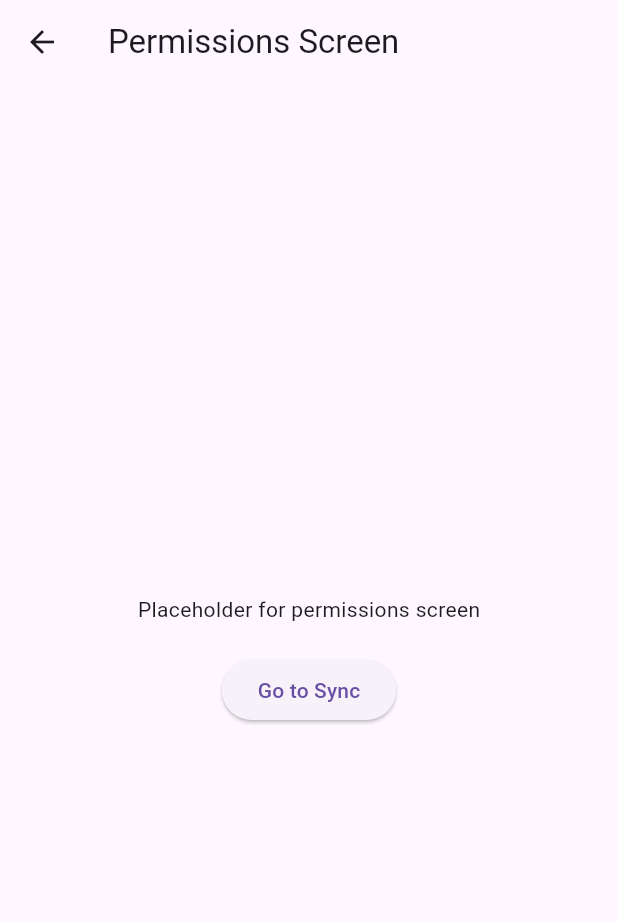
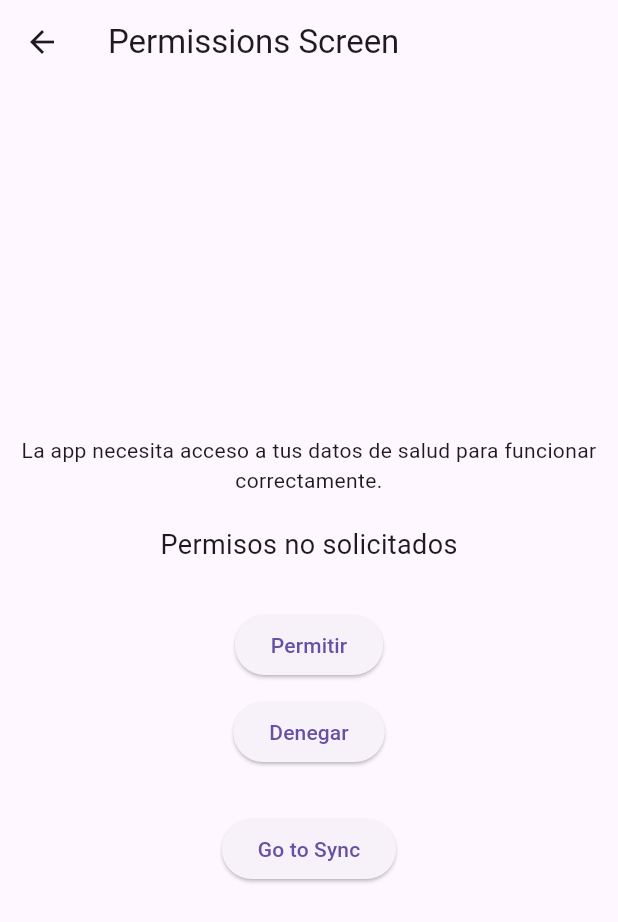
Before and after one commit to JesusDeventic/FitcronIntegrations, a Flutter app: the PermissionsScreen screen opened by its route, on a phone screen of 412 x 824 dp. Shown: the top 922 px of the screen. Run offline on Flutter 3.47's test engine with Material 3 defaults, Android fonts, the light colour scheme and no system bars.

Commit message:
feat(Fase 4): add permission_service.dart, update permissions_screen.dart, and simulate permission flow without real API integration

```diff
--- a/lib/screens/permissions_screen.dart
+++ b/lib/screens/permissions_screen.dart
@@ -1,16 +1,43 @@
 // permissions_screen.dart
 // ======================
 //
-// Pantalla de permisos
-// Placeholder inicial para Fase 2
+// Pantalla de gestión de permisos
 //
-// ⚠️ Nota: Por ahora solo sirve para navegación
-// Se añadirá UI real y lógica de permisos en futuras fases
+// OBJETIVO (Fase 4):
+// Permitir al usuario aceptar o rechazar permisos de forma simulada
 
 import 'package:flutter/material.dart';
+import '../services/permission_service.dart';
 
-class PermissionsScreen extends StatelessWidget {
+class PermissionsScreen extends StatefulWidget {
   const PermissionsScreen({super.key});
+
+  @override
+  State<PermissionsScreen> createState() => _PermissionsScreenState();
+}
+
+class _PermissionsScreenState extends State<PermissionsScreen> {
+  // Estado local para refrescar la UI
+  PermissionStatus status = PermissionService.getStatus();
+
+  /// Método para actualizar la UI cuando cambia el permiso
+  void updateStatus() {
+    setState(() {
+      status = PermissionService.getStatus();
+    });
+  }
+
+  /// Texto dinámico según estado
+  String getStatusText() {
+    switch (status) {
+      case PermissionStatus.granted:
+        return "Permisos concedidos";
+      case PermissionStatus.denied:
+        return "Permisos denegados";
+      default:
+        return "Permisos no solicitados";
+    }
+  }
 
   @override
   Widget build(BuildContext context) {
@@ -20,11 +47,44 @@ class PermissionsScreen extends StatelessWidget {
         child: Column(
           mainAxisAlignment: MainAxisAlignment.center,
           children: [
-            const Text('Placeholder for permissions screen'),
+            /// Explicación al usuario
+            const Text(
+              "La app necesita acceso a tus datos de salud para funcionar correctamente.",
+              textAlign: TextAlign.center,
+            ),
+
             const SizedBox(height: 20),
+
+            /// Estado actual
+            Text(getStatusText(), style: const TextStyle(fontSize: 18)),
+
+            const SizedBox(height: 30),
+
+            /// Botón aceptar
             ElevatedButton(
               onPressed: () {
-                // Navegar a la pantalla de sincronización
+                PermissionService.grantPermission();
+                updateStatus();
+              },
+              child: const Text('Permitir'),
+            ),
+
+            const SizedBox(height: 10),
+
+            /// Botón denegar
+            ElevatedButton(
+              onPressed: () {
+                PermissionService.denyPermission();
+                updateStatus();
+              },
+              child: const Text('Denegar'),
+            ),
+
+            const SizedBox(height: 30),
+
+            /// Navegación
+            ElevatedButton(
+              onPressed: () {
                 Navigator.pushNamed(context, '/sync');
               },
               child: const Text('Go to Sync'),
--- a/lib/screens/selection_screen.dart
+++ b/lib/screens/selection_screen.dart
@@ -49,8 +49,6 @@ class SelectionScreen extends StatelessWidget {
               style: const TextStyle(fontSize: 18),
             ),
 
-            const SizedBox(height: 30),
-            const Text('Placeholder for sync screen'),
             const SizedBox(height: 20),
 
             /// Botón para continuar a permisos
--- /dev/null
+++ b/lib/services/permission_service.dart
@@ -0,0 +1,42 @@
+// permission_service.dart
+// ======================
+//
+// Servicio encargado de gestionar los permisos de acceso a datos de salud.
+//
+// OBJETIVO:
+// Simular el comportamiento de permisos del sistema antes de integrar APIs reales.
+//
+// IMPORTANTE:
+// - Aquí NO se usan librerías reales todavía
+// - Es una simulación controlada para entender el flujo
+//
+// FUTURO:
+// Este servicio se conectará con:
+// - Health Connect (Android)
+// - Apple Health (iOS)
+
+/// Enum que representa el estado de los permisos
+///
+/// Evitamos usar booleanos
+/// Más escalable y claro
+enum PermissionStatus { granted, denied, unknown }
+
+class PermissionService {
+  /// Estado actual del permiso (simulado)
+  static PermissionStatus _status = PermissionStatus.unknown;
+
+  /// Obtener estado actual
+  static PermissionStatus getStatus() {
+    return _status;
+  }
+
+  /// Simular aceptar permisos
+  static void grantPermission() {
+    _status = PermissionStatus.granted;
+  }
+
+  /// Simular denegar permisos
+  static void denyPermission() {
+    _status = PermissionStatus.denied;
+  }
+}
```
Also changed, not shown: 1 other file.
